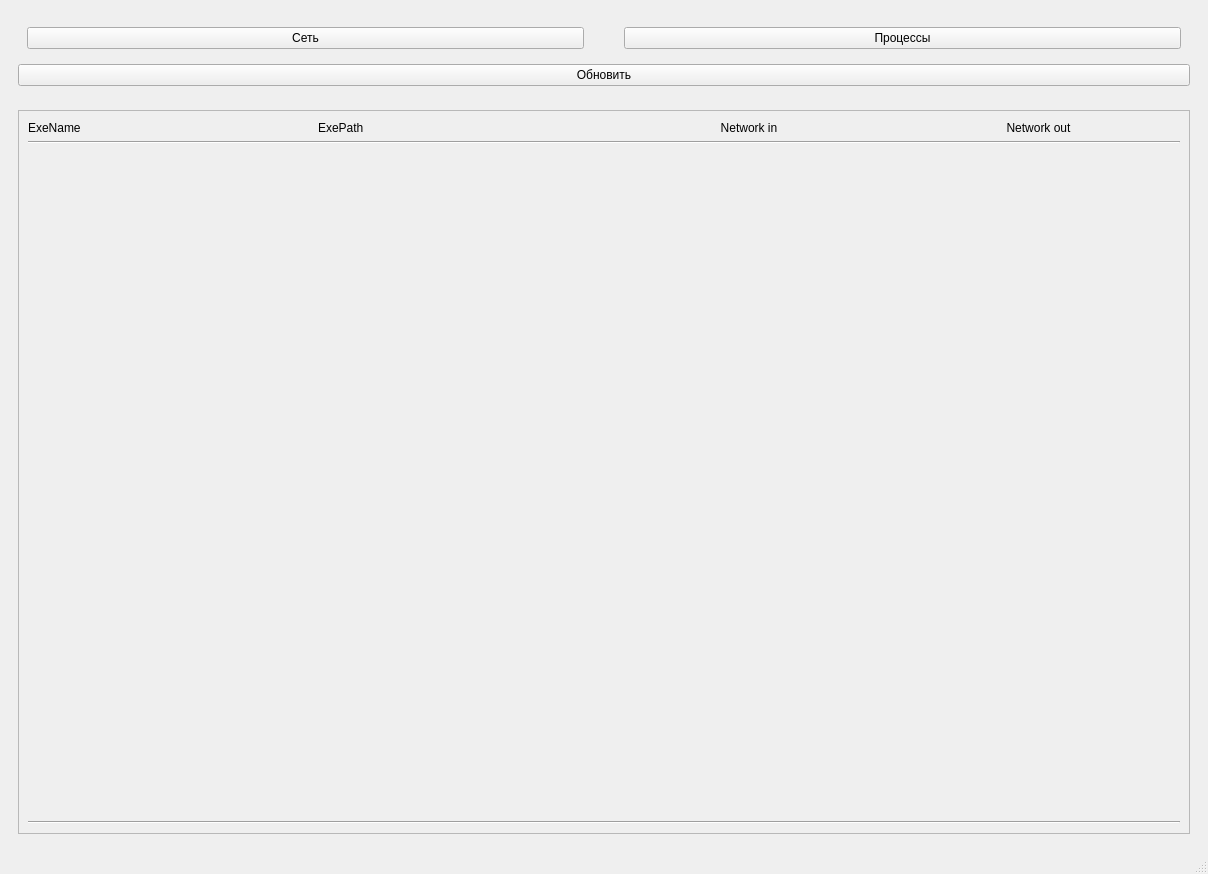
Old version of the form mainwindow.ui in the repository Dyehalla/TaskManager.
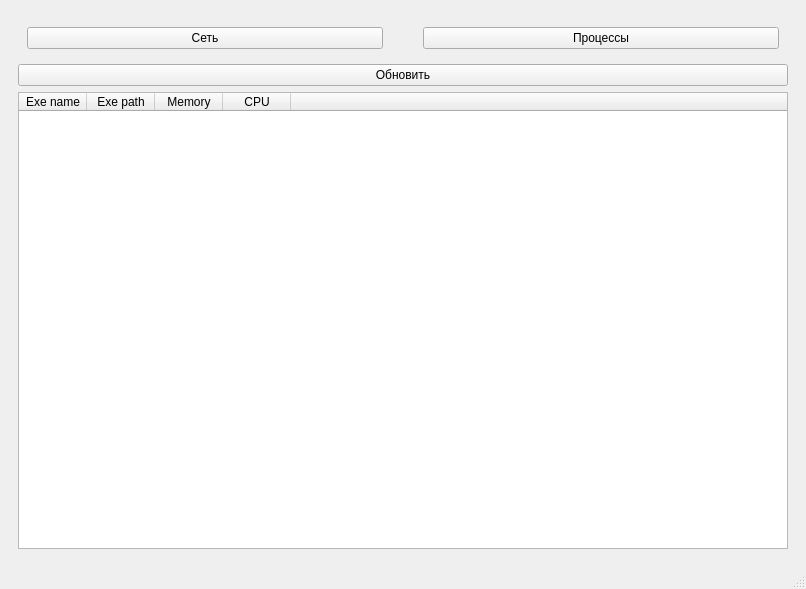
New version of the form. The open tabs and pages were chosen to show the change.

What changed in the file:
```diff
--- a/mainwindow.ui
+++ b/mainwindow.ui
@@ -6,8 +6,8 @@
    <rect>
     <x>0</x>
     <y>0</y>
-    <width>1208</width>
-    <height>874</height>
+    <width>806</width>
+    <height>589</height>
    </rect>
   </property>
   <property name="windowTitle">
@@ -66,263 +66,53 @@
          </property>
         </widget>
        </item>
+       <item>
+        <widget class="QTableWidget" name="ProcessTable">
+         <property name="alternatingRowColors">
+          <bool>false</bool>
+         </property>
+         <property name="sortingEnabled">
+          <bool>false</bool>
+         </property>
+         <attribute name="horizontalHeaderDefaultSectionSize">
+          <number>68</number>
+         </attribute>
+         <attribute name="horizontalHeaderShowSortIndicator" stdset="0">
+          <bool>false</bool>
+         </attribute>
+         <attribute name="horizontalHeaderStretchLastSection">
+          <bool>true</bool>
+         </attribute>
+         <column>
+          <property name="text">
+           <string>Exe name</string>
+          </property>
+         </column>
+         <column>
+          <property name="text">
+           <string>Exe path</string>
+          </property>
+         </column>
+         <column>
+          <property name="text">
+           <string>Memory</string>
+          </property>
+         </column>
+         <column>
+          <property name="text">
+           <string>CPU</string>
+          </property>
+         </column>
+         <column>
+          <property name="text">
+           <string/>
+          </property>
+         </column>
+        </widget>
+       </item>
       </layout>
      </widget>
     </item>
-    <item>
-     <widget class="QStackedWidget" name="stackedWidget">
-      <property name="styleSheet">
-       <string notr="true"/>
-      </property>
-      <property name="currentIndex">
-       <number>0</number>
-      </property>
-      <widget class="QWidget" name="ProcessPage">
-       <layout class="QHBoxLayout" name="ProcessPageHorizontalLayout">
-        <item>
-         <widget class="QScrollArea" name="scrollArea">
-          <property name="widgetResizable">
-           <bool>true</bool>
-          </property>
-          <widget class="QWidget" name="ScrollWidget">
-           <property name="geometry">
-            <rect>
-             <x>0</x>
-             <y>0</y>
-             <width>1182</width>
-             <height>744</height>
-            </rect>
-           </property>
-           <layout class="QHBoxLayout" name="ScrollHorizontalLayout">
-            <item>
-             <layout class="QVBoxLayout" name="ProcessLayout">
-              <item>
-               <widget class="QWidget" name="ProcessWidget" native="true">
-                <property name="minimumSize">
-                 <size>
-                  <width>0</width>
-                  <height>15</height>
-                 </size>
-                </property>
-                <property name="maximumSize">
-                 <size>
-                  <width>16777215</width>
-                  <height>20</height>
-                 </size>
-                </property>
-                <property name="autoFillBackground">
-                 <bool>true</bool>
-                </property>
-                <layout class="QHBoxLayout" name="ProcessWidgetLayout">
-                 <property name="leftMargin">
-                  <number>0</number>
-                 </property>
-                 <property name="topMargin">
-                  <number>0</number>
-                 </property>
-                 <property name="rightMargin">
-                  <number>0</number>
-                 </property>
-                 <property name="bottomMargin">
-                  <number>0</number>
-                 </property>
-                 <item>
-                  <widget class="QLabel" name="ExeNameLabel">
-                   <property name="text">
-                    <string>ExeName</string>
-                   </property>
-                   <property name="alignment">
-                    <set>Qt::AlignmentFlag::AlignLeading|Qt::AlignmentFlag::AlignLeft|Qt::AlignmentFlag::AlignVCenter</set>
-                   </property>
-                  </widget>
-                 </item>
-                 <item>
-                  <widget class="QLabel" name="ExePathLabel">
-                   <property name="text">
-                    <string>ExePath</string>
-                   </property>
-                  </widget>
-                 </item>
-                 <item>
-                  <widget class="QLabel" name="MemoryLabel">
-                   <property name="text">
-                    <string>Memory</string>
-                   </property>
-                   <property name="alignment">
-                    <set>Qt::AlignmentFlag::AlignCenter</set>
-                   </property>
-                  </widget>
-                 </item>
-                 <item>
-                  <widget class="QLabel" name="CPULabel">
-                   <property name="text">
-                    <string>CPU</string>
-                   </property>
-                   <property name="alignment">
-                    <set>Qt::AlignmentFlag::AlignCenter</set>
-                   </property>
-                  </widget>
-                 </item>
-                </layout>
-               </widget>
-              </item>
-              <item>
-               <widget class="Line" name="line">
-                <property name="orientation">
-                 <enum>Qt::Orientation::Horizontal</enum>
-                </property>
-               </widget>
-              </item>
-              <item>
-               <spacer name="verticalSpacer">
-                <property name="orientation">
-                 <enum>Qt::Orientation::Vertical</enum>
-                </property>
-                <property name="sizeHint" stdset="0">
-                 <size>
-                  <width>20</width>
-                  <height>40</height>
-                 </size>
-                </property>
-               </spacer>
-              </item>
-             </layout>
-            </item>
-           </layout>
-          </widget>
-         </widget>
-        </item>
-       </layout>
-      </widget>
-      <widget class="QWidget" name="NetworkPage">
-       <property name="layoutDirection">
-        <enum>Qt::LayoutDirection::LeftToRight</enum>
-       </property>
-       <layout class="QHBoxLayout" name="horizontalLayout">
-        <item>
-         <widget class="QScrollArea" name="scrollArea_2">
-          <property name="widgetResizable">
-           <bool>true</bool>
-          </property>
-          <widget class="QWidget" name="scrollAreaWidgetContents">
-           <property name="geometry">
-            <rect>
-             <x>0</x>
-             <y>0</y>
-             <width>1182</width>
-             <height>744</height>
-            </rect>
-           </property>
-           <layout class="QHBoxLayout" name="horizontalLayout_2">
-            <item>
-             <layout class="QVBoxLayout" name="NetworkLayout">
-              <item>
-               <widget class="QWidget" name="NetworkWidget" native="true">
-                <property name="minimumSize">
-                 <size>
-                  <width>0</width>
-                  <height>15</height>
-                 </size>
-                </property>
-                <property name="maximumSize">
-                 <size>
-                  <width>16777215</width>
-                  <height>20</height>
-                 </size>
-                </property>
-                <property name="autoFillBackground">
-                 <bool>true</bool>
-                </property>
-                <layout class="QHBoxLayout" name="ProcessWidgetLayout_2">
-                 <property name="leftMargin">
-                  <number>0</number>
-                 </property>
-                 <property name="topMargin">
-                  <number>0</number>
-                 </property>
-                 <property name="rightMargin">
-                  <number>0</number>
-                 </property>
-                 <property name="bottomMargin">
-                  <number>0</number>
-                 </property>
-                 <item>
-                  <widget class="QLabel" name="ExeNameLabel2">
-                   <property name="text">
-                    <string>ExeName</string>
-                   </property>
-                   <property name="alignment">
-                    <set>Qt::AlignmentFlag::AlignLeading|Qt::AlignmentFlag::AlignLeft|Qt::AlignmentFlag::AlignVCenter</set>
-                   </property>
-                  </widget>
-                 </item>
-                 <item>
-                  <widget class="QLabel" name="ExePathLabel2">
-                   <property name="text">
-                    <string>ExePath</string>
-                   </property>
-                  </widget>
-                 </item>
-                 <item>
-                  <widget class="QLabel" name="NetworkInLabel">
-                   <property name="text">
-                    <string>Network in</string>
-                   </property>
-                   <property name="alignment">
-                    <set>Qt::AlignmentFlag::AlignCenter</set>
-                   </property>
-                  </widget>
-                 </item>
-                 <item>
-                  <widget class="QLabel" name="NetworkOutLabel">
-                   <property name="text">
-                    <string>Network out</string>
-                   </property>
-                   <property name="alignment">
-                    <set>Qt::AlignmentFlag::AlignCenter</set>
-                   </property>
-                  </widget>
-                 </item>
-                </layout>
-               </widget>
-              </item>
-              <item>
-               <widget class="Line" name="line_2">
-                <property name="orientation">
-                 <enum>Qt::Orientation::Horizontal</enum>
-                </property>
-               </widget>
-              </item>
-              <item>
-               <spacer name="NetworkTableSpacer">
-                <property name="orientation">
-                 <enum>Qt::Orientation::Vertical</enum>
-                </property>
-                <property name="sizeHint" stdset="0">
-                 <size>
-                  <width>20</width>
-                  <height>40</height>
-                 </size>
-                </property>
-               </spacer>
-              </item>
-              <item>
-               <widget class="Line" name="NetworkTableLine">
-                <property name="orientation">
-                 <enum>Qt::Orientation::Horizontal</enum>
-                </property>
-               </widget>
-              </item>
-             </layout>
-            </item>
-           </layout>
-          </widget>
-         </widget>
-        </item>
-       </layout>
-      </widget>
-     </widget>
-    </item>
    </layout>
   </widget>
   <widget class="QMenuBar" name="menubar">
```
Left out of the diff: 2 changed lines with no effect on the pictures.
